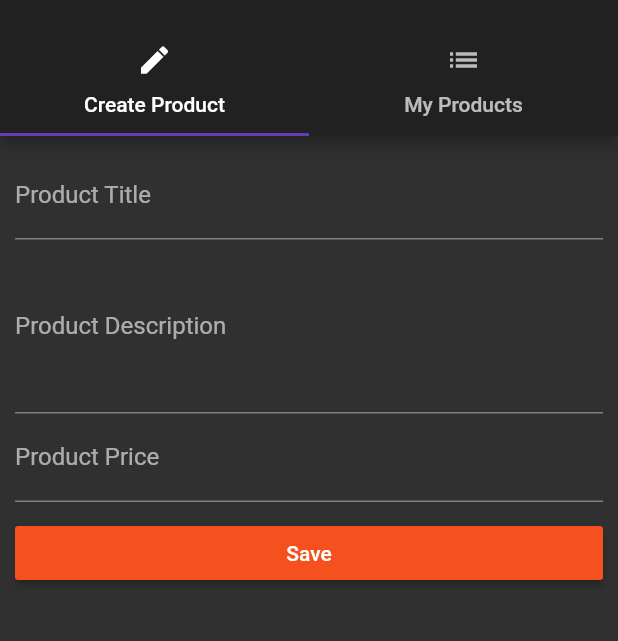
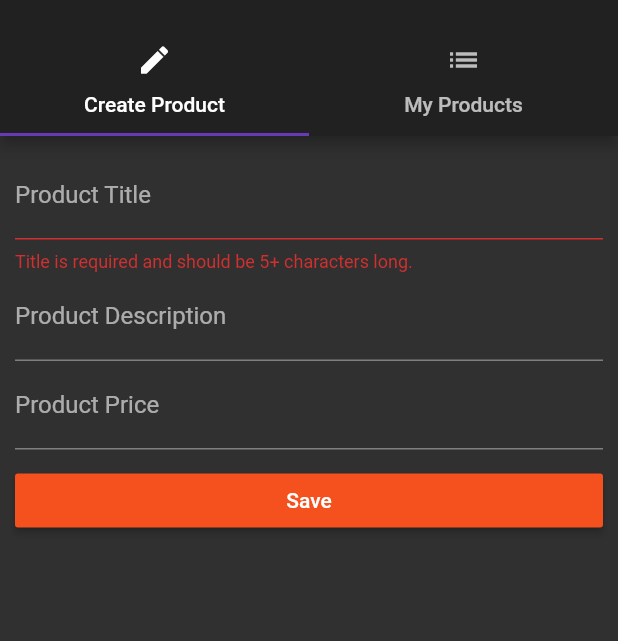
Before and after one commit to nphsu/leo, a Flutter app: the ProductsAdminPage screen opened by its route, on a phone screen of 412 x 824 dp, the part 59-700 px from its top. Run offline on Flutter 3.47's test engine with Material 2 defaults, Android fonts, the phone set to English and light mode, and no system bars.

```diff
--- a/lib/pages/product_create.dart
+++ b/lib/pages/product_create.dart
@@ -15,45 +15,63 @@ class _ProductCreatePageState extends State<ProductCreatePage> {
   String _titleValue;
   String _descriptionValue;
   double _priceValue;
+  final GlobalKey<FormState> _formKey = GlobalKey<FormState>();
 
-  @override
-  Widget build(BuildContext context) {
-    return Container(
-      margin: EdgeInsets.all(10.0),
-      child: ListView(
-        children: <Widget>[
-          TextField(
+  Widget _buildTitleTextField() {
+    return TextFormField(
       decoration: InputDecoration(labelText: 'Product Title'),
-            onChanged: (String value) {
+      autovalidate: true,
+      validator: (String value) {
+        if (value.isEmpty && value.length < 5) {
+          return 'Title is required and should be 5+ characters long.';
+        }
+      },
+      onSaved: (String value) {
         setState(() {
           _titleValue = value;
         });
       },
-          ),
-          TextField(
+    );
+  }
+
+  Widget _buildTitleDescriptionField() {
+    return TextFormField(
       decoration: InputDecoration(labelText: 'Product Description'),
-            maxLines: 4,
-            onChanged: (String value) {
+      validator: (String value) {
+        if (value.isEmpty && value.length < 10) {
+          return 'Description is required and should be 10+ characters long.';
+        }
+      },
+      onSaved: (String value) {
         setState(() {
           _descriptionValue = value;
         });
       },
-          ),
-          TextField(
+    );
+  }
+
+  Widget _buildPriceTextField() {
+    return TextFormField(
+      keyboardType: TextInputType.number,
       decoration: InputDecoration(labelText: 'Product Price'),
-            keyboardType: TextInputType.number,
-            onChanged: (String value) {
+      validator: (String value) {
+        if (value.isEmpty) {
+          return 'Price is required and should be a number.';
+        }
+      },
+      onSaved: (String value) {
         setState(() {
           _priceValue = double.parse(value);
         });
       },
-          ),
-          SizedBox(
-            height: 10,
-          ),
-          RaisedButton(
-            child: Text('Save'),
-            onPressed: () {
+    );
+  }
+
+  void _submitForm() {
+    if (!_formKey.currentState.validate()) {
+      return;
+    }
+    _formKey.currentState.save();
     final Map<String, dynamic> product = {
       'title': _titleValue,
       'description': _descriptionValue,
@@ -61,10 +79,29 @@ class _ProductCreatePageState extends State<ProductCreatePage> {
       'image': 'assets/2419.JPG'
     };
     widget.addProduct(product);
-              Navigator.pushReplacementNamed(context, '/');
-            },
+    Navigator.pushReplacementNamed(context, '/products');
+  }
+
+  @override
+  Widget build(BuildContext context) {
+    return Container(
+      margin: EdgeInsets.all(10.0),
+      child: Form(
+        key: _formKey,
+        child: ListView(
+          children: <Widget>[
+            _buildTitleTextField(),
+            _buildTitleDescriptionField(),
+            _buildPriceTextField(),
+            SizedBox(
+              height: 10,
+            ),
+            RaisedButton(
+              child: Text('Save'),
+              onPressed: _submitForm,
             )
           ],
+        ),
       ),
     );
   }
--- a/lib/products.dart
+++ b/lib/products.dart
@@ -10,7 +10,10 @@ class Products extends StatelessWidget {
       child: Column(
         children: <Widget>[
           Image.asset(products[index]['image']),
-          Text(products[index]['title']),
+          Container(
+            padding: EdgeInsets.only(top: 10.0),
+            child: Text(products[index]['title']),
+          ),
           ButtonBar(
             alignment: MainAxisAlignment.center,
             children: <Widget>[
```
Lines whose indentation alone changed are shown as unchanged.
